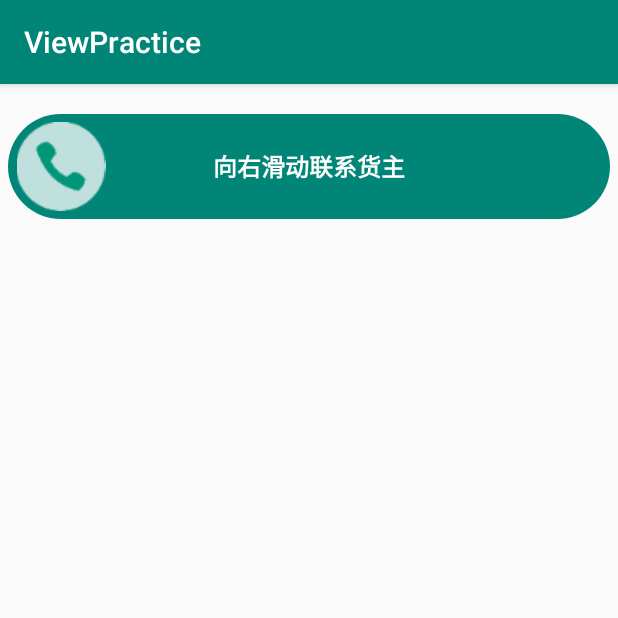
After one commit to wxz-wander/ViewPractice, an Android app: the fragment DragUnlockFragment placed in its activity, on a phone screen of 412 x 824 dp, the top half of it. The commit adds this screen. Run offline under Robolectric (Android 15) with nearby library versions, the phone set to English and light mode, and no system bars; our stand-ins replace ButterKnife.

Commit message:
2、滑动解锁

```diff
--- a/app/build.gradle
+++ b/app/build.gradle
@@ -25,7 +25,7 @@ android {
 dependencies {
     implementation fileTree(dir: 'libs', include: ['*.jar'])
     implementation 'androidx.appcompat:appcompat:1.1.0-alpha02'
-    implementation 'com.google.android.material:material:1.1.0-alpha03'
+    implementation 'com.google.android.material:material:1.1.0-alpha04'
     implementation 'androidx.constraintlayout:constraintlayout:1.1.3'
     implementation 'androidx.vectordrawable:vectordrawable:1.1.0-alpha01'
     testImplementation 'junit:junit:4.12'
--- a/app/src/main/AndroidManifest.xml
+++ b/app/src/main/AndroidManifest.xml
@@ -38,7 +38,7 @@
                     android:scheme="http" />
             </intent-filter>
         </activity>
-        <activity android:name=".anim.ModeDetailActivity" />
+        <activity android:name=".detail.ModeDetailActivity" />
     </application>
 
 </manifest>
--- a/app/src/main/java/com/example/viewpractice/anim/AnimateFragment.java
+++ b/app/src/main/java/com/example/viewpractice/detail/AnimateFragment.java
@@ -1,4 +1,4 @@
-package com.example.viewpractice.anim;
+package com.example.viewpractice.detail;
 
 import android.os.Bundle;
 import android.view.LayoutInflater;
--- a/app/src/main/java/com/example/viewpractice/anim/AnimationFragment.java
+++ b/app/src/main/java/com/example/viewpractice/detail/AnimationFragment.java
@@ -1,4 +1,4 @@
-package com.example.viewpractice.anim;
+package com.example.viewpractice.detail;
 
 import android.os.Bundle;
 
@@ -8,8 +8,6 @@ import android.view.LayoutInflater;
 import android.view.View;
 import android.view.ViewGroup;
 import android.view.animation.TranslateAnimation;
-import android.widget.ProgressBar;
-import android.widget.SeekBar;
 import android.widget.TextView;
 import android.widget.Toast;
 
--- /dev/null
+++ b/app/src/main/java/com/example/viewpractice/detail/DragUnlockFragment.java
@@ -0,0 +1,70 @@
+package com.example.viewpractice.detail;
+
+import android.os.Bundle;
+import android.view.LayoutInflater;
+import android.view.View;
+import android.view.ViewGroup;
+import android.view.animation.TranslateAnimation;
+import android.widget.TextView;
+import android.widget.Toast;
+
+import com.example.viewpractice.R;
+import com.example.viewpractice.fragments.BaseFragment;
+import com.example.viewpractice.widgets.DragUnlockView;
+
+import java.util.Random;
+
+import androidx.annotation.Nullable;
+import androidx.appcompat.app.AlertDialog;
+import butterknife.BindView;
+import butterknife.OnClick;
+
+/**
+ * 作者：wxz11 on 2019/2/15 14:47
+ */
+public class DragUnlockFragment extends BaseFragment {
+    @BindView(R.id.dlv_lock)
+    DragUnlockView dlv;
+
+    @Override
+    protected View inflateContentView(LayoutInflater inflater, ViewGroup container, Bundle savedInstanceState) {
+        return inflater.inflate(R.layout.fragment_drag_unlock, container, false);
+    }
+
+    @Override
+    public void onActivityCreated(@Nullable Bundle savedInstanceState) {
+        super.onActivityCreated(savedInstanceState);
+        dlv.setDragListener(left -> {
+            if (!left) {
+                final AlertDialog alertDialog = new AlertDialog.Builder(getContext()).setMessage("加载中...").create();
+                dlv.postDelayed(() -> {
+                    alertDialog.dismiss();
+                    Random random = new Random();
+                    int i = random.nextInt(3);
+                    if (i == 0) {
+                        dlv.setDraggable(false);
+                        Toast.makeText(getContext(), "解锁成功", Toast.LENGTH_SHORT).show();
+                    } else if (i == 1) {
+                        dlv.restUI();
+                        Toast.makeText(getContext(), "解锁失败", Toast.LENGTH_SHORT).show();
+                    } else if (i == 2) {
+                        dlv.setDraggable(false);
+                        dlv.setEnabled(false);
+                        Toast.makeText(getContext(), "锁定中...", Toast.LENGTH_SHORT).show();
+                    }
+                }, 2000);
+                alertDialog.show();
+            }
+        });
+    }
+
+    @OnClick({R.id.dlv_lock})
+    public void onClick(View view) {
+        switch (view.getId()) {
+            case R.id.dlv_lock:
+                Toast.makeText(getContext(), "todo...", Toast.LENGTH_SHORT).show();
+                break;
+        }
+    }
+
+}
--- a/app/src/main/java/com/example/viewpractice/anim/ModeDetailActivity.java
+++ b/app/src/main/java/com/example/viewpractice/detail/ModeDetailActivity.java
@@ -1,4 +1,4 @@
-package com.example.viewpractice.anim;
+package com.example.viewpractice.detail;
 
 import android.content.Context;
 import android.content.Intent;
@@ -43,6 +43,9 @@ public class ModeDetailActivity extends BaseActivity {
                 //todo 替换
                 fragment = new Fragment();
                 break;
+            case ModeType.TYPE_DRAG_UNLOCK:
+                fragment = new DragUnlockFragment();
+                break;
             default:
                 fragment = new Fragment();
                 break;
--- /dev/null
+++ b/app/src/main/res/drawable/bg_shape.xml
@@ -0,0 +1,21 @@
+<?xml version="1.0" encoding="utf-8"?>
+<selector xmlns:android="http://schemas.android.com/apk/res/android">
+    <item android:state_enabled="true" android:state_pressed="true">
+        <shape android:shape="rectangle">
+            <corners android:radius="35dp" />
+            <solid android:color="@color/colorPrimaryDark" />
+        </shape>
+    </item>
+    <item android:state_enabled="false">
+        <shape android:shape="rectangle">
+            <corners android:radius="35dp"/>
+            <solid android:color="@color/grey_c9c9c9"/>
+        </shape>
+    </item>
+    <item>
+        <shape android:shape="rectangle">
+            <solid android:color="@color/colorPrimary" />
+            <corners android:radius="35dp" />
+        </shape>
+    </item>
+</selector>
--- /dev/null
+++ b/app/src/main/res/layout/fragment_drag_unlock.xml
@@ -0,0 +1,42 @@
+<?xml version="1.0" encoding="utf-8"?>
+<androidx.constraintlayout.widget.ConstraintLayout xmlns:android="http://schemas.android.com/apk/res/android"
+    xmlns:app="http://schemas.android.com/apk/res-auto"
+    xmlns:tools="http://schemas.android.com/tools"
+    android:layout_width="match_parent"
+    android:layout_height="match_parent">
+
+    <com.example.viewpractice.widgets.DragUnlockView
+        android:id="@+id/dlv_lock"
+        android:layout_width="match_parent"
+        android:layout_height="70dp"
+        android:layout_marginLeft="5dp"
+        android:layout_marginTop="20dp"
+        android:layout_marginRight="5dp"
+        android:background="@drawable/bg_shape"
+        app:layout_constraintLeft_toLeftOf="parent"
+        app:layout_constraintRight_toRightOf="parent"
+        app:layout_constraintTop_toTopOf="parent"
+        android:padding="5dp">
+
+        <TextView
+            android:id="@+id/tv_content"
+            android:layout_width="wrap_content"
+            android:layout_height="wrap_content"
+            android:layout_centerInParent="true"
+            android:maxLines="1"
+            android:singleLine="true"
+            android:text="向右滑动联系货主"
+            android:textColor="@android:color/white"
+            android:textSize="16sp"
+            android:textStyle="bold" />
+
+        <ImageView
+            android:id="@+id/iv_call"
+            android:layout_width="60dp"
+            android:layout_height="60dp"
+            android:layout_centerVertical="true"
+            android:layout_alignParentLeft="true"
+            android:src="@mipmap/icon_drag_call" />
+    </com.example.viewpractice.widgets.DragUnlockView>
+
+</androidx.constraintlayout.widget.ConstraintLayout>
--- a/app/src/main/res/values/colors.xml
+++ b/app/src/main/res/values/colors.xml
@@ -3,4 +3,5 @@
     <color name="colorPrimary">#008577</color>
     <color name="colorPrimaryDark">#00574B</color>
     <color name="colorAccent">#D81B60</color>
+    <color name="grey_c9c9c9">#C9C9C9</color>
 </resources>
--- a/app/src/main/res/values/strings_array.xml
+++ b/app/src/main/res/values/strings_array.xml
@@ -3,5 +3,6 @@
     <string-array name="mode">
         <item>view的补间动画</item>
         <item>view的属性动画</item>
+        <item>滑动解锁</item>
     </string-array>
 </resources>
```
Also changed, not shown: app/src/main/java/com/example/viewpractice/detail/ModeType.java (renamed from app/src/main/java/com/example/viewpractice/anim/ModeType.java, +6 -2 lines), app/src/main/java/com/example/viewpractice/fragments/MainFragment.java (+7 -2 lines), app/src/main/java/com/example/viewpractice/widgets/DragUnlockView.java (added, +177 -0 lines), app/src/main/java/com/example/viewpractice/widgets/SquareImageView.java (added, +32 -0 lines), app/src/main/res/mipmap-xxxhdpi/icon_drag_call.png (added).
